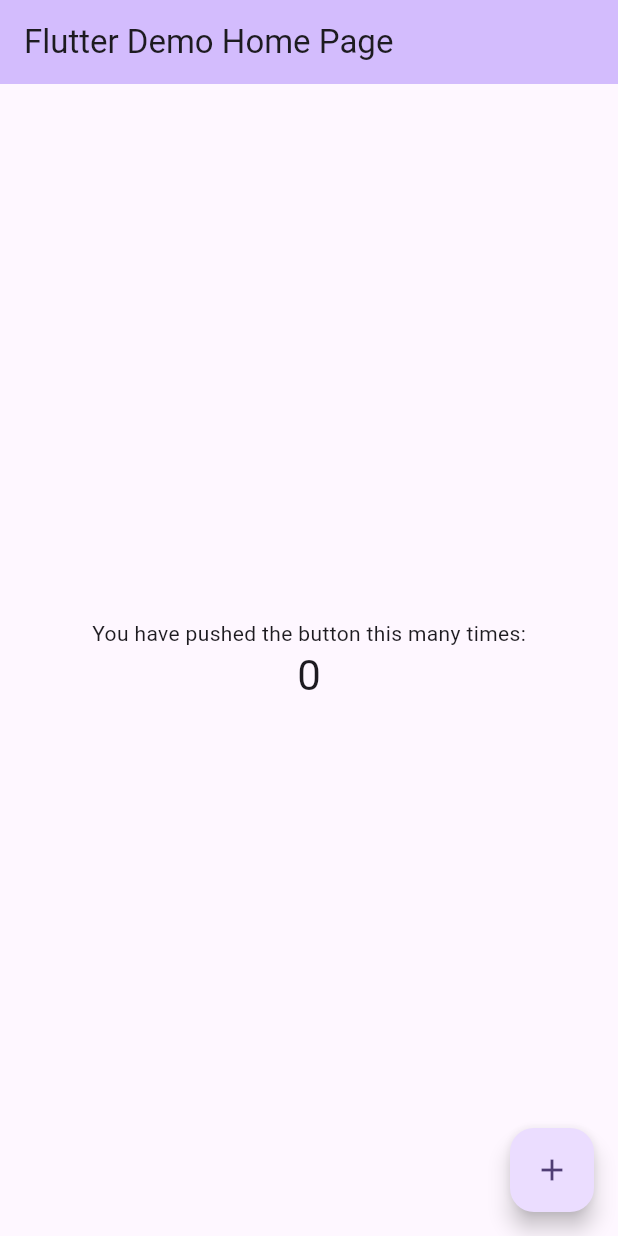
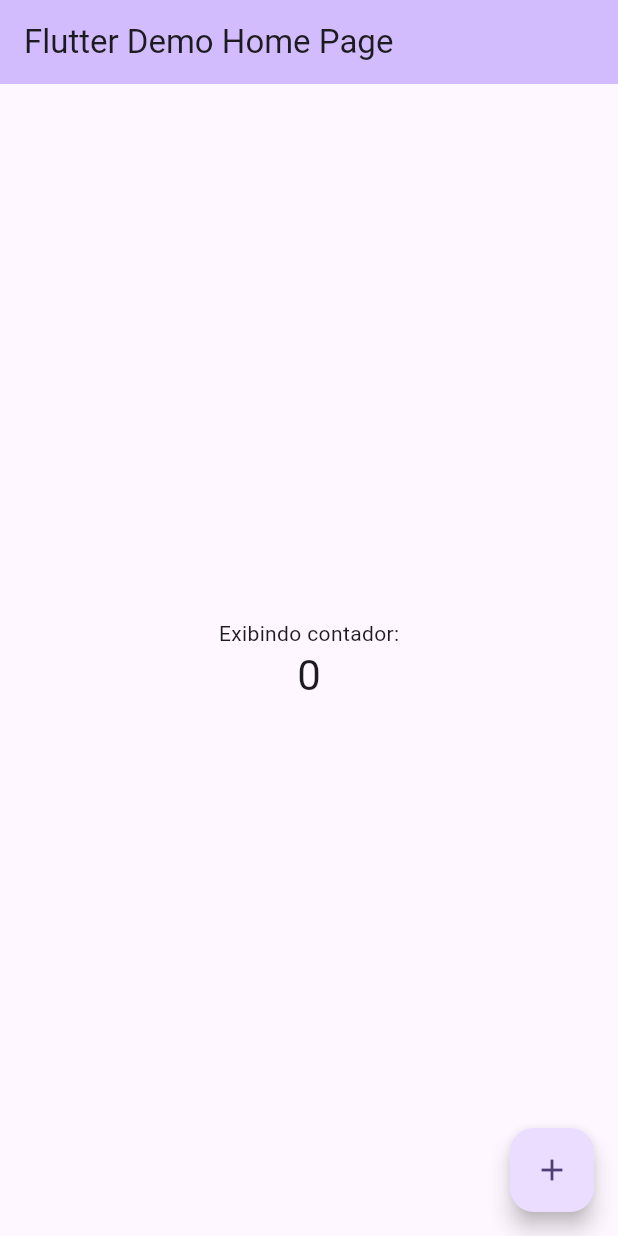
Before and after one commit to UesleiVargas/meuappflutter-dio, a Flutter app: the screen it shows after launch, on a phone screen of 412 x 824 dp. Run offline on Flutter 3.47's test engine with Material 2 defaults, Android fonts, the phone set to English and light mode, and no system bars.

Commit message:
atualização main.dart
Foi retirado os comentarios e mudado o texto original do contador

```diff
--- a/lib/main.dart
+++ b/lib/main.dart
@@ -7,27 +7,13 @@ void main() {
 class MyApp extends StatelessWidget {
   const MyApp({super.key});
 
-  // This widget is the root of your application.
+
   @override
   Widget build(BuildContext context) {
     return MaterialApp(
       title: 'Flutter Demo',
       theme: ThemeData(
-        // This is the theme of your application.
-        //
-        // TRY THIS: Try running your application with "flutter run". You'll see
-        // the application has a blue toolbar. Then, without quitting the app,
-        // try changing the seedColor in the colorScheme below to Colors.green
-        // and then invoke "hot reload" (save your changes or press the "hot
-        // reload" button in a Flutter-supported IDE, or press "r" if you used
-        // the command line to start the app).
-        //
-        // Notice that the counter didn't reset back to zero; the application
-        // state is not lost during the reload. To reset the state, use hot
-        // restart instead.
-        //
-        // This works for code too, not just values: Most code changes can be
-        // tested with just a hot reload.
+
         colorScheme: ColorScheme.fromSeed(seedColor: Colors.deepPurple),
         useMaterial3: true,
       ),
@@ -39,14 +25,7 @@ class MyApp extends StatelessWidget {
 class MyHomePage extends StatefulWidget {
   const MyHomePage({super.key, required this.title});
 
-  // This widget is the home page of your application. It is stateful, meaning
-  // that it has a State object (defined below) that contains fields that affect
-  // how it looks.
 
-  // This class is the configuration for the state. It holds the values (in this
-  // case the title) provided by the parent (in this case the App widget) and
-  // used by the build method of the State. Fields in a Widget subclass are
-  // always marked "final".
 
   final String title;
 
@@ -59,54 +38,30 @@ class _MyHomePageState extends State<MyHomePage> {
 
   void _incrementCounter() {
     setState(() {
-      // This call to setState tells the Flutter framework that something has
-      // changed in this State, which causes it to rerun the build method below
-      // so that the display can reflect the updated values. If we changed
-      // _counter without calling setState(), then the build method would not be
-      // called again, and so nothing would appear to happen.
+
       _counter++;
     });
   }
 
   @override
   Widget build(BuildContext context) {
-    // This method is rerun every time setState is called, for instance as done
-    // by the _incrementCounter method above.
-    //
-    // The Flutter framework has been optimized to make rerunning build methods
-    // fast, so that you can just rebuild anything that needs updating rather
-    // than having to individually change instances of widgets.
+
     return Scaffold(
       appBar: AppBar(
-        // TRY THIS: Try changing the color here to a specific color (to
-        // Colors.amber, perhaps?) and trigger a hot reload to see the AppBar
-        // change color while the other colors stay the same.
+
         backgroundColor: Theme.of(context).colorScheme.inversePrimary,
-        // Here we take the value from the MyHomePage object that was created by
-        // the App.build method, and use it to set our appbar title.
+
         title: Text(widget.title),
       ),
       body: Center(
-        // Center is a layout widget. It takes a single child and positions it
-        // in the middle of the parent.
+
         child: Column(
-          // Column is also a layout widget. It takes a list of children and
-          // arranges them vertically. By default, it sizes itself to fit its
-          // children horizontally, and tries to be as tall as its parent.
-          //
-          // Column has various properties to control how it sizes itself and
-          // how it positions its children. Here we use mainAxisAlignment to
-          // center the children vertically; the main axis here is the vertical
-          // axis because Columns are vertical (the cross axis would be
-          // horizontal).
-          //
-          // TRY THIS: Invoke "debug painting" (choose the "Toggle Debug Paint"
-          // action in the IDE, or press "p" in the console), to see the
-          // wireframe for each widget.
+
           mainAxisAlignment: MainAxisAlignment.center,
           children: <Widget>[
             const Text(
-              'You have pushed the button this many times:',
+              'Exibindo contador:',
+
             ),
             Text(
               '$_counter',
@@ -119,7 +74,7 @@ class _MyHomePageState extends State<MyHomePage> {
         onPressed: _incrementCounter,
         tooltip: 'Increment',
         child: const Icon(Icons.add),
-      ), // This trailing comma makes auto-formatting nicer for build methods.
+      ),
     );
   }
 }
```
